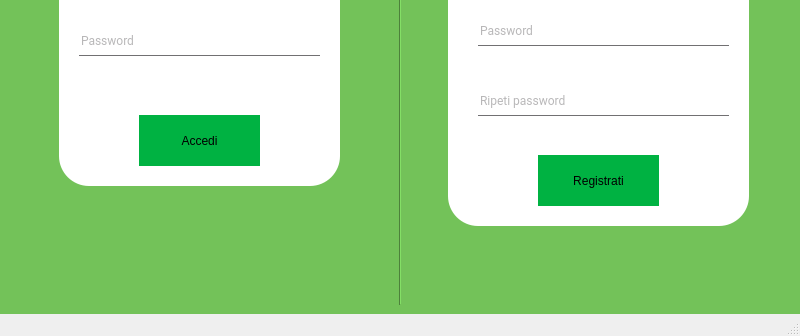
Figus13/ClientTextEditor, file PDSClient/mainwindow.ui: the form before one commit; both pictures show x 0 to 800 and y 264 to 600 of the 800 by 600 pixel window.
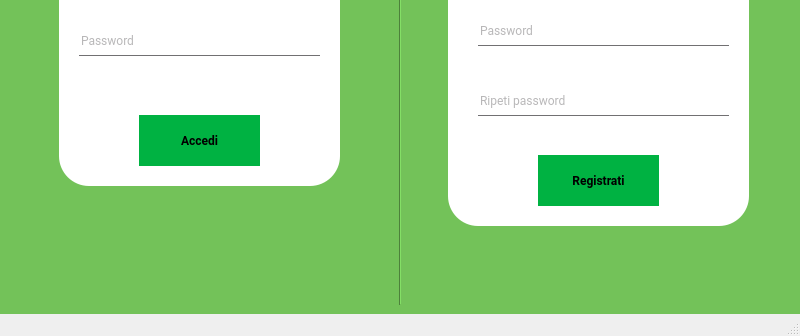
The form after the commit.

What changed in the file:
```diff
--- a/PDSClient/mainwindow.ui
+++ b/PDSClient/mainwindow.ui
@@ -135,9 +135,21 @@
           </property>
           <property name="styleSheet">
            <string notr="true">QPushButton{
-	border-radius: 30px;
+font-family: Roboto;
+font: bold;
+border-radius: 30px;
 	background: 	#00b242;
-}</string>
+}
+
+
+QPushButton:pressed{
+background: 	#029939;
+}
+
+QPushButton:hover{
+	background: 	#02a83f;
+}
+</string>
           </property>
           <property name="text">
            <string>Accedi</string>
@@ -294,8 +306,14 @@
           </property>
           <property name="styleSheet">
            <string notr="true">QPushButton{
+font: bold;
+font-family: Roboto;
 	border-radius: 30px;
 	background: 	#00b242;
+}
+
+QPushButton:hover{
+	background: 	#02a83f;
 }</string>
           </property>
           <property name="text">
```
Left out of the diff: 6 changed lines with no effect on the pictures.
